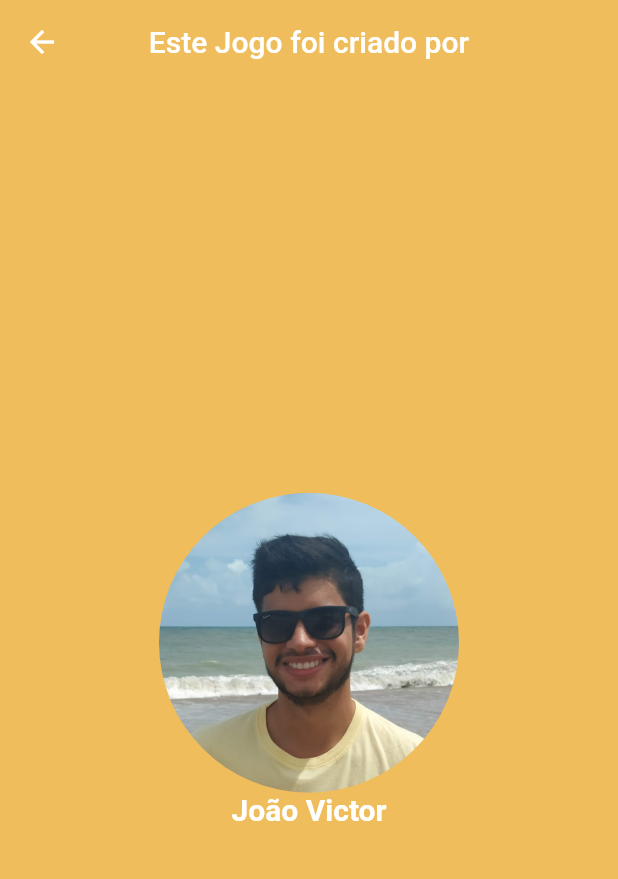
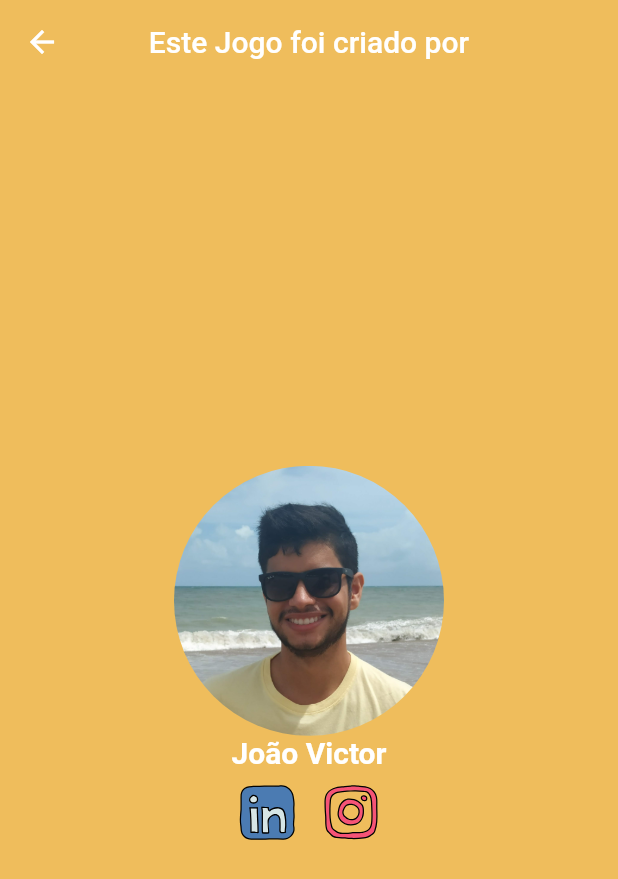
Before and after one commit to jvsena42/apipa_game_flutter, a Flutter app: the Credits screen opened by its route, on a phone screen of 412 x 824 dp. Shown: the top 879 px of the screen. Run offline on Flutter 3.47's test engine with Material 2 defaults, Android fonts, the light colour scheme and no system bars; our stand-ins replace flutter_svg.

Commit message:
feat: image button

```diff
--- a/lib/components/buttons.dart
+++ b/lib/components/buttons.dart
@@ -1,4 +1,6 @@
 import 'package:flutter/material.dart';
+import 'package:flutter_svg/flutter_svg.dart';
+import 'package:url_launcher/url_launcher.dart';
 
 class NormalButton extends StatelessWidget {
 
@@ -15,3 +17,33 @@ class NormalButton extends StatelessWidget {
     );
   }
 }
+
+class ButtonImage extends StatelessWidget {
+
+  String url;
+  String imgRef = 'assets/images/ic_linkedin.svg';
+
+  ButtonImage({required this.url, required this.imgRef});
+
+  @override
+  Widget build(BuildContext context) {
+    return GestureDetector(
+      onTap: () {
+        _launchURL(url.toString());
+      },
+      child: SvgPicture.asset(
+        imgRef,
+        width: 40.0,
+        height: 40.0,
+      ),
+    );
+  }
+
+  _launchURL(String url) async {
+    if (await canLaunch(url)) {
+      await launch(url);
+    } else {
+      throw 'Could not launch $url';
+    }
+  }
+}
--- a/lib/screens/credits_page.dart
+++ b/lib/screens/credits_page.dart
@@ -1,6 +1,8 @@
+import 'package:apipa_game_flutter/components/buttons.dart';
 import 'package:apipa_game_flutter/constants/colors.dart';
 import 'package:apipa_game_flutter/constants/text_styles.dart';
 import 'package:flutter/material.dart';
+import 'package:flutter_svg/flutter_svg.dart';
 
 class Credits extends StatefulWidget {
   @override
@@ -23,21 +25,40 @@ class _CreditsState extends State<Credits> {
           mainAxisAlignment: MainAxisAlignment.center,
           children: [
             Container(
-              width: 200,
-              height: 200,
+              width: 180,
+              height: 180,
               decoration: BoxDecoration(
                 shape: BoxShape.circle,
                 image: DecorationImage(
                     image: AssetImage('assets/images/jv.jpg'),
-                    fit: BoxFit.fill
-                ),
+                    fit: BoxFit.fill),
               ),
             ),
             Text(
-                'João Victor',
+              'João Victor',
               style: kInfoStyle,
             ),
-            Row()
+            Center(
+              child: Row(
+                mainAxisAlignment: MainAxisAlignment.center,
+                children: [
+                  Padding(
+                    padding: const EdgeInsets.all(8.0),
+                    child: ButtonImage(
+                      url: 'https://www.linkedin.com/in/jvsena42/',
+                      imgRef: 'assets/images/ic_linkedin.svg',
+                    ),
+                  ),
+                  Padding(
+                    padding: const EdgeInsets.all(8.0),
+                    child: ButtonImage(
+                      url: 'https://www.instagram.com/jvsena42/',
+                      imgRef: 'assets/images/ic_instagram.svg',
+                    ),
+                  ),
+                ],
+              ),
+            )
           ],
         ),
       ),
```
Also changed, not shown: pubspec.yaml (+1 -12 lines), pubspec.lock.
